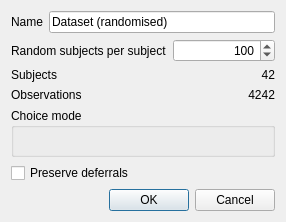
First picture: the form in gui/uic/copycat_simulation.ui, repository prestsoftware/prest, before the edit.
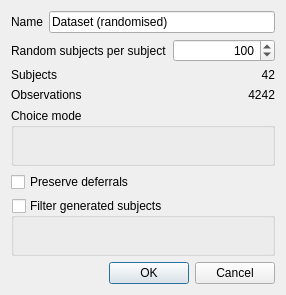
Second picture: the form after the edit. Custom widgets are drawn as their Qt base class.

Commit message: Make subject filter a widget.

```diff
--- a/gui/uic/copycat_simulation.ui
+++ b/gui/uic/copycat_simulation.ui
@@ -7,13 +7,13 @@
     <x>0</x>
     <y>0</y>
     <width>286</width>
-    <height>222</height>
+    <height>295</height>
    </rect>
   </property>
   <property name="windowTitle">
    <string>Generate similar dataset</string>
   </property>
-  <layout class="QVBoxLayout" name="verticalLayout">
+  <layout class="QVBoxLayout" name="verticalLayout_2">
    <item>
     <layout class="QHBoxLayout" name="horizontalLayout_2">
      <item>
@@ -112,6 +112,27 @@
      </property>
     </widget>
    </item>
+   <item>
+    <widget class="QGroupBox" name="gbFilter">
+     <property name="enabled">
+      <bool>true</bool>
+     </property>
+     <property name="title">
+      <string>Filter generated subjects</string>
+     </property>
+     <property name="checkable">
+      <bool>true</bool>
+     </property>
+     <property name="checked">
+      <bool>false</bool>
+     </property>
+     <layout class="QVBoxLayout" name="verticalLayout">
+      <item>
+       <widget class="SubjectFilter" name="subjectFilter" native="true"/>
+      </item>
+     </layout>
+    </widget>
+   </item>
    <item>
     <widget class="QDialogButtonBox" name="buttonBox">
      <property name="orientation">
@@ -131,6 +152,12 @@
    <header>gui/gen_choices.h</header>
    <container>1</container>
   </customwidget>
+  <customwidget>
+   <class>SubjectFilter</class>
+   <extends>QWidget</extends>
+   <header>gui/subject_filter.h</header>
+   <container>1</container>
+  </customwidget>
  </customwidgets>
  <resources/>
  <connections>
```
Left out of the diff: 16 changed lines with no effect on the pictures. The commit also changes 11 other files.
